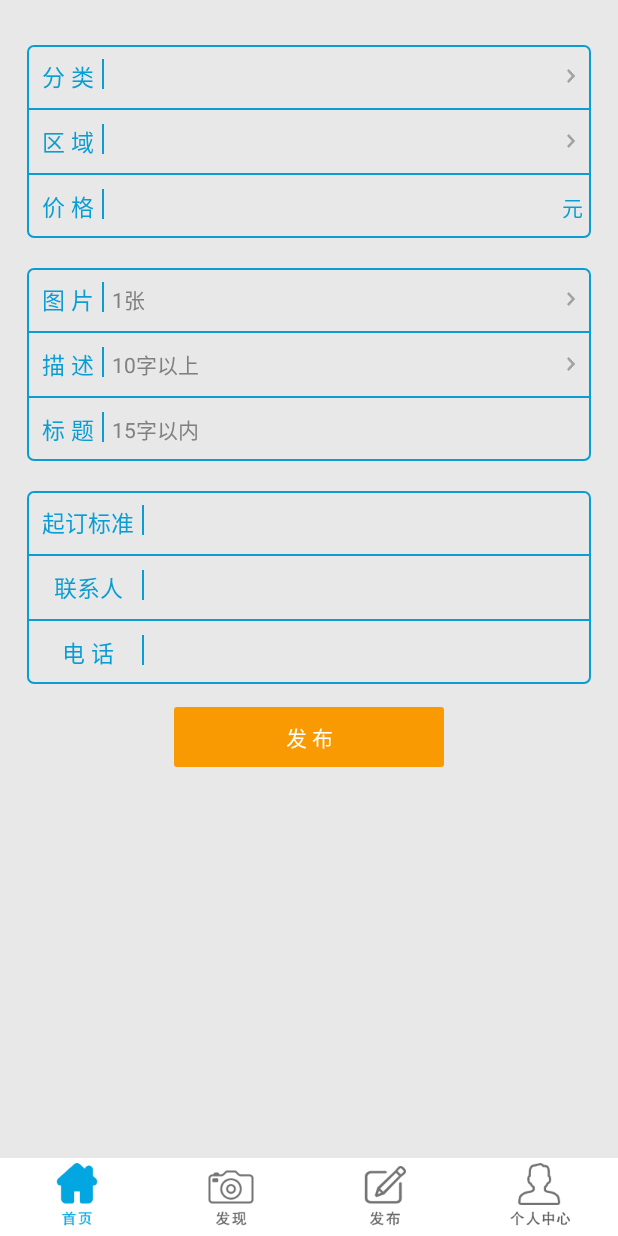
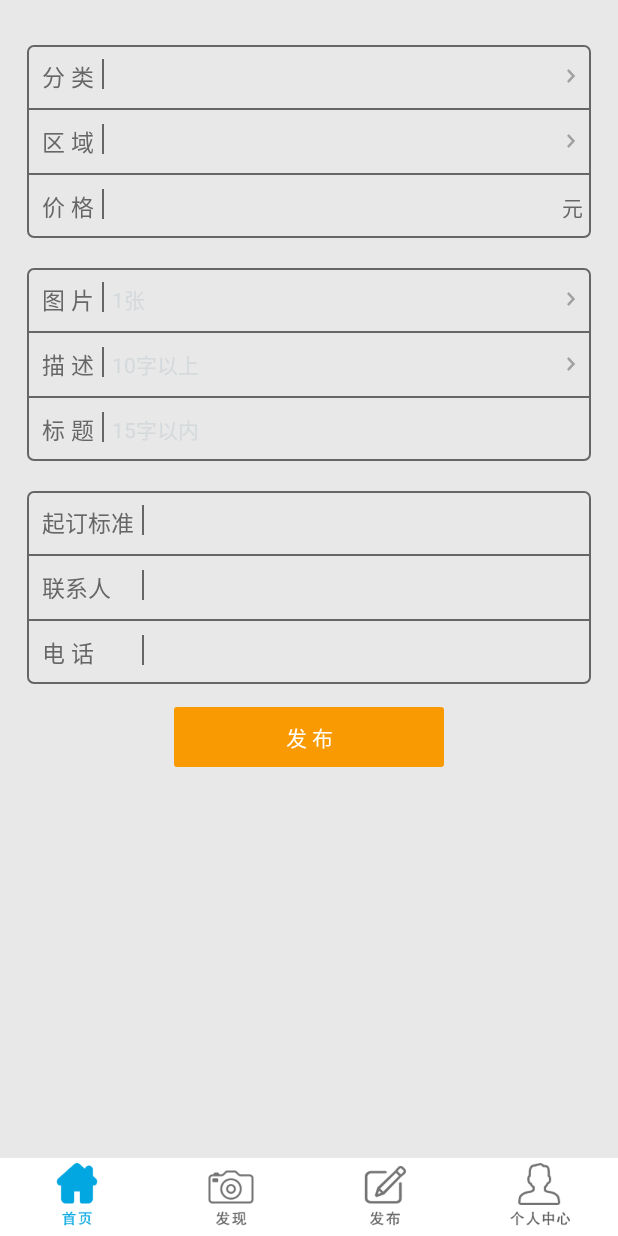
Before and after one commit to Ebingo/Ebingo, an Android app: the fragment PublishSupply placed in its activity, on a phone screen of 412 x 824 dp. Run offline under Robolectric (Android 15) with nearby library versions, the light colour scheme and no system bars; pictures from the network do not load.

Commit message:
zhuchao93-1

```diff
--- a/app/src/main/AndroidManifest.xml
+++ b/app/src/main/AndroidManifest.xml
@@ -86,6 +86,11 @@
             android:theme="@style/AppTheme"
             android:label="@string/app_name">
         </activity>
+        <activity android:name=".publish.EditDescription"
+            android:screenOrientation="portrait"
+            android:theme="@style/AppTheme"
+            android:label="@string/app_name">
+        </activity>
     </application>
 
 </manifest>
--- a/app/src/main/java/com/promote/ebingo/publish/PublishFragment.java
+++ b/app/src/main/java/com/promote/ebingo/publish/PublishFragment.java
@@ -4,8 +4,6 @@ import android.os.Bundle;
 import android.support.v4.app.Fragment;
 import android.support.v4.app.FragmentManager;
 import android.support.v4.app.FragmentPagerAdapter;
-import android.support.v4.app.FragmentTransaction;
-import android.support.v4.view.PagerAdapter;
 import android.support.v4.view.ViewPager;
 import android.view.LayoutInflater;
 import android.view.View;
@@ -78,7 +76,7 @@ public class PublishFragment extends Fragment implements RadioGroup.OnCheckedCha
         content=(ViewPager)view.findViewById(R.id.publish_content);
         tabs.setOnCheckedChangeListener(this);
         PublishContentAdapter adapter=new PublishContentAdapter(getChildFragmentManager(),content,tabs);
-        adapter.add(new PublishSupplyFragment()).add(new PublishDemandFragment());
+        adapter.add(new PublishDemand()).add(new PublishSupply());
         content.setAdapter(adapter);
         return view;
     }
--- a/app/src/main/java/com/promote/ebingo/publish/PublishDemandFragment.java
+++ b/app/src/main/java/com/promote/ebingo/publish/PublishSupply.java
@@ -13,7 +13,7 @@ import com.promote.ebingo.R;
 /**
  * Created by acer on 2014/9/2.
  */
-public class PublishDemandFragment extends Fragment{
+public class PublishSupply extends Fragment{
     @Override
     public View onCreateView(LayoutInflater inflater, @Nullable ViewGroup container, @Nullable Bundle savedInstanceState) {
         return inflater.inflate(R.layout.fragment_publish_demand,null );
--- a/app/src/main/java/com/promote/ebingo/publish/login/LoginDialog.java
+++ b/app/src/main/java/com/promote/ebingo/publish/login/LoginDialog.java
@@ -76,6 +76,7 @@ public class LoginDialog extends Dialog implements View.OnClickListener{
                     if (result ==null){
                         ContextUtil.toast("登录失败");;
                     }else{
+                        ContextUtil.toast(response);;
                         Company company=Company.getInstance();
                         company.setName(result.getString("company_name"));
                         company.setCompanyId(result.getInt("company_id"));
@@ -84,6 +85,7 @@ public class LoginDialog extends Dialog implements View.OnClickListener{
                         company.setWebsite(result.getString( "website"));
                         company.setRegion(result.getString( "region"));
                         company.setImage(result.getString( "image"));
+                        dismiss();
                     }
                 } catch (JSONException e) {
                     e.printStackTrace();
--- a/app/src/main/res/drawable/blue_corner_frame.xml
+++ b/app/src/main/res/drawable/corner_frame.xml
@@ -2,6 +2,6 @@
 
 <shape xmlns:android="http://schemas.android.com/apk/res/android">
     <corners android:radius="4dp"/>
-    <stroke android:color="@color/title_bule" android:width="1dp"/>
+    <stroke android:color="@color/publish_base_color" android:width="1dp"/>
     <solid android:color="#0000"/>
 </shape>
--- a/app/src/main/res/layout/fragment_publish_demand.xml
+++ b/app/src/main/res/layout/fragment_publish_demand.xml
@@ -10,11 +10,10 @@
         android:layout_width="match_parent"
         android:layout_height="wrap_content"
         android:orientation="vertical">
-        <TableLayout style="@style/blue_frame_bg_layout">
+        <TableLayout style="@style/frame_bg_layout">
             <TableRow style="@style/publish_table_row">
-                <TextView android:layout_width="wrap_content"
-                    android:layout_height="wrap_content"
-                    style="@style/font_blue_15"
+                <TextView
+                    style="@style/pulish_text_style"
                     android:text="@string/category_spaced"/>
                 <View style="@style/vertical_divider_20"/>
                 <EditText
@@ -22,11 +21,10 @@
                     android:drawableRight="@drawable/right_arro"
                   />
             </TableRow>
-            <View style="@style/blue_horizontal"/>
+            <View style="@style/divider_horizontal"/>
             <TableRow style="@style/publish_table_row">
-                <TextView android:layout_width="wrap_content"
-                    android:layout_height="wrap_content"
-                    style="@style/font_blue_15"
+                <TextView
+                    style="@style/pulish_text_style"
                     android:text="@string/area_spaced"
                     />
                 <View style="@style/vertical_divider_20"/>
@@ -35,11 +33,10 @@
                     android:drawableRight="@drawable/right_arro"
                     />
             </TableRow>
-            <View style="@style/blue_horizontal"/>
+            <View style="@style/divider_horizontal"/>
             <TableRow style="@style/publish_table_row">
-                <TextView android:layout_width="wrap_content"
-                    android:layout_height="wrap_content"
-                    style="@style/font_blue_15"
+                <TextView
+                    style="@style/pulish_text_style"
                     android:text="@string/price_spaced"/>
                 <View style="@style/vertical_divider_20"/>
                 <EditText
@@ -49,15 +46,14 @@
                     android:layout_height="wrap_content"
                     android:layout_marginLeft="3dp"
                     android:text="元"
-                    android:textColor="@color/title_bule"
+                    android:textColor="@color/publish_base_color"
                    />
             </TableRow>
         </TableLayout>
-        <TableLayout style="@style/blue_frame_bg_layout">
+        <TableLayout style="@style/frame_bg_layout">
             <TableRow style="@style/publish_table_row" >
-                <TextView android:layout_width="wrap_content"
-                    android:layout_height="wrap_content"
-                    style="@style/font_blue_15"
+                <TextView
+                    style="@style/pulish_text_style"
                     android:text="@string/picture_spaced"/>
                 <View style="@style/vertical_divider_20"/>
                 <EditText
@@ -66,11 +62,10 @@
                     android:drawableRight="@drawable/right_arro"
                     android:hint="1张"/>
             </TableRow>
-            <View style="@style/blue_horizontal"/>
+            <View style="@style/divider_horizontal"/>
             <TableRow style="@style/publish_table_row">
-                <TextView android:layout_width="wrap_content"
-                    android:layout_height="wrap_content"
-                    style="@style/font_blue_15"
+                <TextView
+                    style="@style/pulish_text_style"
                     android:text="@string/description_spaced"
                     />
                 <View style="@style/vertical_divider_20"/>
@@ -79,11 +74,10 @@
                     android:drawableRight="@drawable/right_arro"
                     android:hint="@string/word10"/>
             </TableRow>
-            <View style="@style/blue_horizontal"/>
+            <View style="@style/divider_horizontal"/>
             <TableRow style="@style/publish_table_row">
-                <TextView android:layout_width="wrap_content"
-                    android:layout_height="wrap_content"
-                    style="@style/font_blue_15"
+                <TextView
+                    style="@style/pulish_text_style"
                     android:text="@string/title_spaced"/>
                 <View style="@style/vertical_divider_20"/>
                 <EditText
@@ -92,23 +86,20 @@
                     />
             </TableRow>
         </TableLayout>
-        <TableLayout style="@style/blue_frame_bg_layout">
+        <TableLayout style="@style/frame_bg_layout">
             <TableRow style="@style/publish_table_row">
-                <TextView android:layout_width="wrap_content"
-                    android:layout_height="wrap_content"
-                    style="@style/font_blue_15"
+                <TextView
+                    style="@style/pulish_text_style"
                     android:text="@string/book_stand"/>
                 <View style="@style/vertical_divider_20"/>
                 <EditText
                     style="@style/publish_edit"
                     />
             </TableRow>
-            <View style="@style/blue_horizontal"/>
+            <View style="@style/divider_horizontal"/>
             <TableRow style="@style/publish_table_row" >
-                <TextView android:layout_width="wrap_content"
-                    android:layout_height="wrap_content"
-                    android:gravity="center_horizontal"
-                    style="@style/font_blue_15"
+                <TextView
+                    style="@style/pulish_text_style"
                     android:text="@string/contact"
                     />
                 <View style="@style/vertical_divider_20"/>
@@ -116,12 +107,10 @@
                     style="@style/publish_edit"
                     />
             </TableRow>
-            <View style="@style/blue_horizontal"/>
+            <View style="@style/divider_horizontal"/>
             <TableRow style="@style/publish_table_row">
-                <TextView android:layout_width="wrap_content"
-                    android:layout_height="wrap_content"
-                    style="@style/font_blue_15"
-                    android:gravity="center_horizontal"
+                <TextView
+                    style="@style/pulish_text_style"
                     android:text="@string/mobile"/>
                 <View style="@style/vertical_divider_20"/>
                 <EditText
--- a/app/src/main/res/layout/hote_buy_supply_top_item.xml
+++ b/app/src/main/res/layout/hote_buy_supply_top_item.xml
@@ -7,7 +7,7 @@
     <ImageView
         android:id="@+id/hote_buy_supplly_top_img"
         android:layout_width="match_parent"
-        android:scaleType="centerCrop"
+        android:scaleType="centerInside"
         android:layout_height="wrap_content"
         android:src="@drawable/test_main_1"/>
 
--- a/app/src/main/res/values/colors.xml
+++ b/app/src/main/res/values/colors.xml
@@ -14,4 +14,5 @@
     <color name="trans_black">#33000000</color>
     <color name="publish_btn_yellow">#F99A02</color>
     <color name="publish_btn_green">#5FA103</color>
+    <color name="publish_base_color">#666666</color>
 </resources>
--- a/app/src/main/res/values/styles.xml
+++ b/app/src/main/res/values/styles.xml
@@ -3,6 +3,7 @@
     <!-- Base application theme. -->
     <style name="AppTheme" parent="android:Theme">
         <item name="android:windowNoTitle">true</item>
+        <item name="android:textColorHint">#d4d9db</item>
     </style>
 
     <style name="tab_btn" parent="font_gray_12">
@@ -172,8 +173,8 @@
         <item name="android:background">@null</item>
         <item name="android:paddingRight">5dp</item>
     </style>
-    <style name="blue_frame_bg_layout">
-        <item name="android:background">@drawable/blue_corner_frame</item>
+    <style name="frame_bg_layout">
+        <item name="android:background">@drawable/corner_frame</item>
         <item name="android:layout_width">match_parent</item>
         <item name="android:layout_height">wrap_content</item>
         <item name="android:layout_marginTop">20dp</item>
@@ -181,13 +182,19 @@
     <style name="vertical_divider_20">
         <item name="android:layout_width">1dp</item>
         <item name="android:layout_height">20dp</item>
-        <item name="android:background">@color/title_bule</item>
+        <item name="android:background">@color/publish_base_color</item>
         <item name="android:layout_marginLeft">5dp</item>
     </style>
 
-    <style name="blue_horizontal">
+    <style name="divider_horizontal">
         <item name="android:layout_height">1dp</item>
         <item name="android:layout_width">match_parent</item>
-        <item name="android:background">@color/title_bule</item>
+        <item name="android:background">@color/publish_base_color</item>
+    </style>
+    <style name="pulish_text_style">
+        <item name="android:layout_width">wrap_content</item>
+        <item name="android:layout_height">wrap_content</item>
+        <item name="android:textSize">15sp</item>
+        <item name="android:textColor">@color/publish_base_color</item>
     </style>
 </resources>
```
Also changed, not shown: app/src/main/java/com/promote/ebingo/publish/EditDescription.java (added, +40 -0 lines), app/src/main/java/com/promote/ebingo/publish/PublishSupplyFragment.java (deleted, +0 -107 lines), app/src/main/java/com/promote/ebingo/publish/login/YzmManager.java (deleted, +0 -42 lines), app/src/main/res/layout/edit_description.xml (added, +33 -0 lines), app/src/main/res/layout/fragment_publish_supply.xml (+18 -24 lines), 2 other files.
